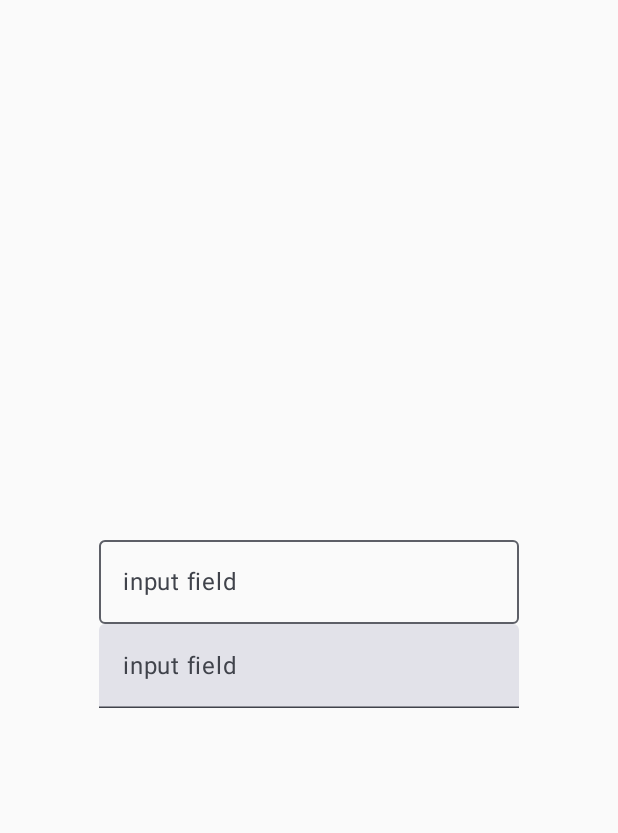
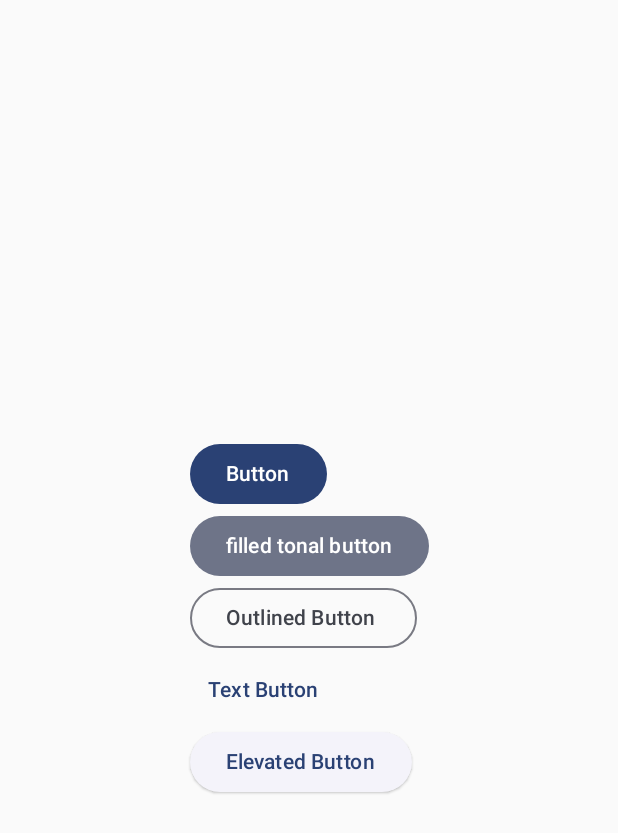
Before and after one commit to SMparthSharma/Learning-JetPack, an Android app built with Jetpack Compose: the screen it shows after launch (MainActivity), on a phone screen of 412 x 824 dp. Shown: the top 833 px of the screen. Run offline under Robolectric (Android 15) with nearby library versions, the phone set to English and light mode, and no system bars.

```diff
--- /dev/null
+++ b/app/src/main/java/com/example/firstjpcproject/2_CoreConcept/ButtonFile.kt
@@ -0,0 +1,58 @@
+package com.example.firstjpcproject.`2_CoreConcept`
+
+import android.widget.Toast
+import androidx.compose.foundation.layout.Box
+import androidx.compose.foundation.layout.Column
+import androidx.compose.foundation.layout.fillMaxSize
+import androidx.compose.material3.Button
+import androidx.compose.material3.ElevatedButton
+import androidx.compose.material3.FilledTonalButton
+import androidx.compose.material3.OutlinedButton
+import androidx.compose.material3.Text
+import androidx.compose.material3.TextButton
+import androidx.compose.runtime.Composable
+import androidx.compose.ui.Alignment
+import androidx.compose.ui.Modifier
+import androidx.compose.ui.platform.LocalContext
+
+import androidx.compose.ui.tooling.preview.Preview
+
+@Composable
+fun ButtonFile(){
+    val context= LocalContext.current
+    val onClick = { text: String ->
+        Toast.makeText(context, text, Toast.LENGTH_SHORT).show()
+    }
+    Box(modifier = Modifier.fillMaxSize(), contentAlignment = Alignment.Center){
+        Column{
+            // button
+            Button(
+                onClick = { onClick("Button") }
+
+            ) { Text("Button")}
+
+            //filled button
+            FilledTonalButton(onClick= { onClick("filled tonal button") }) {
+                Text("filled tonal button")
+            }
+            //outline Button
+            OutlinedButton(onClick= { onClick("Outlined Button") }) {
+                Text("Outlined Button ")
+            }
+            //text button
+            TextButton(onClick= { onClick("Text Button") }) {
+                Text("Text Button")
+            }
+            //Elevated Button
+            ElevatedButton(onClick= { onClick("Elevated Button") }){
+                Text("Elevated Button")
+            }
+        }
+    }
+}
+
+@Preview(showSystemUi = true)
+@Composable
+fun ButtonPreview(){
+    ButtonFile()
+}
--- /dev/null
+++ b/app/src/main/java/com/example/firstjpcproject/3_LayoutBasics/Layouts.kt
@@ -0,0 +1 @@
+package com.example.firstjpcproject.`3_LayoutBasics`
--- a/app/src/main/java/com/example/firstjpcproject/MainActivity.kt
+++ b/app/src/main/java/com/example/firstjpcproject/MainActivity.kt
@@ -4,17 +4,8 @@ import android.os.Bundle
 import androidx.activity.ComponentActivity
 import androidx.activity.compose.setContent
 import androidx.activity.enableEdgeToEdge
-import androidx.compose.foundation.layout.fillMaxSize
-import androidx.compose.foundation.layout.padding
-import androidx.compose.material3.Scaffold
-import androidx.compose.material3.Text
-import androidx.compose.runtime.Composable
-import androidx.compose.ui.Modifier
-import androidx.compose.ui.tooling.preview.Preview
-import com.example.firstjpcproject.`1_FundamentalConcept`.AccessRes
-import com.example.firstjpcproject.`1_FundamentalConcept`.Greeting
-import com.example.firstjpcproject.`2_CoreConcept`.SimpleText
-import com.example.firstjpcproject.`2_CoreConcept`.TextInput
+import com.example.firstjpcproject.`2_CoreConcept`.AnnotationText
+import com.example.firstjpcproject.`2_CoreConcept`.ButtonFile
 import com.example.firstjpcproject.ui.theme.FirstJPCProjectTheme
 
 class MainActivity : ComponentActivity() {
@@ -23,7 +14,7 @@ class MainActivity : ComponentActivity() {
         enableEdgeToEdge()
         setContent {
             FirstJPCProjectTheme {
-                TextInput()
+                ButtonFile()
             }
         }
     }
```
Also changed, not shown: app/src/main/java/com/example/firstjpcproject/2_CoreConcept/UserInteraction.kt (added, +66 -0 lines).
